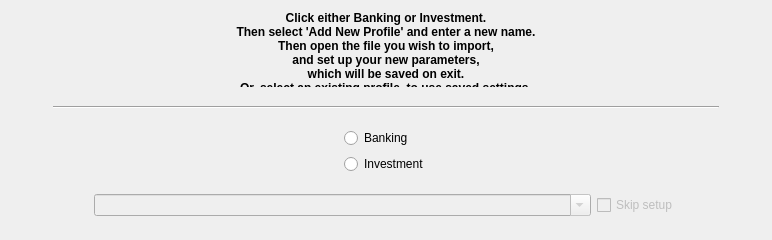
Above: kmymoney/plugins/csvimport/introwizardpage.ui from KDE/kmymoney before the change. Below: the same form after it.
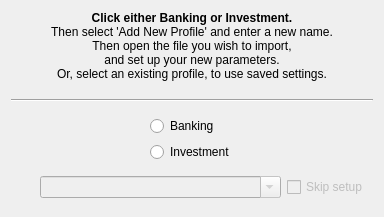
That is the form after the change. Custom widgets are drawn as their Qt base class.

Commit message:
BUG:339044 REVIEW:120260 - Fix CSV import wizard not working correctly on Windows

Conflicts:
	kmymoney/plugins/csvimport/investmentwizardpage.ui

```diff
--- a/kmymoney/plugins/csvimport/introwizardpage.ui
+++ b/kmymoney/plugins/csvimport/introwizardpage.ui
@@ -6,26 +6,14 @@
    <rect>
     <x>0</x>
     <y>0</y>
-    <width>772</width>
-    <height>240</height>
+    <width>384</width>
+    <height>217</height>
    </rect>
   </property>
-  <property name="sizePolicy">
-   <sizepolicy hsizetype="Preferred" vsizetype="Preferred">
-    <horstretch>0</horstretch>
-    <verstretch>0</verstretch>
-   </sizepolicy>
-  </property>
   <property name="minimumSize">
    <size>
     <width>0</width>
-    <height>230</height>
-   </size>
-  </property>
-  <property name="maximumSize">
-   <size>
-    <width>16777215</width>
-    <height>267</height>
+    <height>0</height>
    </size>
   </property>
   <property name="windowTitle">
@@ -33,66 +21,30 @@
   </property>
   <layout class="QGridLayout" name="gridLayout">
    <item row="0" column="0">
-    <layout class="QHBoxLayout" name="horizontalLayout" stretch="5,80,5">
-     <item>
-      <spacer name="horizontalSpacer_left">
-       <property name="orientation">
-        <enum>Qt::Horizontal</enum>
-       </property>
-       <property name="sizeHint" stdset="0">
-        <size>
-         <width>40</width>
-         <height>20</height>
-        </size>
-       </property>
-      </spacer>
-     </item>
-     <item>
-      <layout class="QVBoxLayout" name="verticalLayout_main" stretch="35,0,3,2,0,30,2,0,55,0,2">
+    <layout class="QVBoxLayout" name="verticalLayout_2" stretch="20,3,2,10,2,15,2">
        <item>
         <widget class="QLabel" name="label">
-         <property name="minimumSize">
-          <size>
-           <width>0</width>
-           <height>76</height>
-          </size>
-         </property>
-         <property name="maximumSize">
-          <size>
-           <width>16777215</width>
-           <height>90</height>
-          </size>
+       <property name="font">
+        <font>
+         <pointsize>11</pointsize>
+        </font>
          </property>
          <property name="text">
           <string>&lt;!DOCTYPE HTML PUBLIC &quot;-//W3C//DTD HTML 4.0//EN&quot; &quot;http://www.w3.org/TR/REC-html40/strict.dtd&quot;&gt;
 &lt;html&gt;&lt;head&gt;&lt;meta name=&quot;qrichtext&quot; content=&quot;1&quot; /&gt;&lt;style type=&quot;text/css&quot;&gt;
 p, li { white-space: pre-wrap; }
-&lt;/style&gt;&lt;/head&gt;&lt;body style=&quot; font-family:'Sans'; font-size:9pt; font-weight:400; font-style:normal;&quot;&gt;
-&lt;p align=&quot;center&quot; style=&quot; margin-top:0px; margin-bottom:0px; margin-left:0px; margin-right:0px; -qt-block-indent:0; text-indent:0px;&quot;&gt;&lt;span style=&quot; font-weight:600;&quot;&gt;Click either Banking or Investment.&lt;/span&gt;&lt;/p&gt;
-&lt;p align=&quot;center&quot; style=&quot; margin-top:0px; margin-bottom:0px; margin-left:0px; margin-right:0px; -qt-block-indent:0; text-indent:0px;&quot;&gt;&lt;span style=&quot; font-family:'Sans Serif'; font-weight:600;&quot;&gt;Then select 'Add New Profile' and enter a new name.&lt;/span&gt;&lt;/p&gt;
-&lt;p align=&quot;center&quot; style=&quot; margin-top:0px; margin-bottom:0px; margin-left:0px; margin-right:0px; -qt-block-indent:0; text-indent:0px;&quot;&gt;&lt;span style=&quot; font-family:'Sans Serif'; font-weight:600;&quot;&gt;Then open the file you wish to import,&lt;/span&gt;&lt;/p&gt;
-&lt;p align=&quot;center&quot; style=&quot; margin-top:0px; margin-bottom:0px; margin-left:0px; margin-right:0px; -qt-block-indent:0; text-indent:0px;&quot;&gt;&lt;span style=&quot; font-family:'Sans Serif'; font-weight:600;&quot;&gt;and set up your new parameters,&lt;/span&gt;&lt;/p&gt;
-&lt;p align=&quot;center&quot; style=&quot; margin-top:0px; margin-bottom:0px; margin-left:0px; margin-right:0px; -qt-block-indent:0; text-indent:0px;&quot;&gt;&lt;span style=&quot; font-family:'Sans Serif'; font-weight:600;&quot;&gt;which will be saved on exit.&lt;/span&gt;&lt;/p&gt;
-&lt;p align=&quot;center&quot; style=&quot; margin-top:0px; margin-bottom:0px; margin-left:0px; margin-right:0px; -qt-block-indent:0; text-indent:0px;&quot;&gt;&lt;span style=&quot; font-family:'Sans Serif'; font-weight:600;&quot;&gt;Or, select an existing profile, to use saved settings.&lt;/span&gt;&lt;/p&gt;&lt;/body&gt;&lt;/html&gt;</string>
+&lt;/style&gt;&lt;/head&gt;&lt;body style=&quot; font-family:'Ubuntu'; font-size:9pt; font-weight:400; font-style:normal;&quot;&gt;
+&lt;p align=&quot;center&quot; style=&quot; margin-top:0px; margin-bottom:0px; margin-left:0px; margin-right:0px; -qt-block-indent:0; text-indent:0px;&quot;&gt;&lt;span style=&quot; font-family:'Sans'; font-weight:600;&quot;&gt;Click either Banking or Investment.&lt;/span&gt;&lt;/p&gt;
+&lt;p align=&quot;center&quot; style=&quot; margin-top:0px; margin-bottom:0px; margin-left:0px; margin-right:0px; -qt-block-indent:0; text-indent:0px;&quot;&gt;&lt;span style=&quot; font-family:'Sans Serif';&quot;&gt;Then select 'Add New Profile' and enter a new name.&lt;/span&gt;&lt;/p&gt;
+&lt;p align=&quot;center&quot; style=&quot; margin-top:0px; margin-bottom:0px; margin-left:0px; margin-right:0px; -qt-block-indent:0; text-indent:0px;&quot;&gt;&lt;span style=&quot; font-family:'Sans Serif';&quot;&gt;Then open the file you wish to import,&lt;/span&gt;&lt;/p&gt;
+&lt;p align=&quot;center&quot; style=&quot; margin-top:0px; margin-bottom:0px; margin-left:0px; margin-right:0px; -qt-block-indent:0; text-indent:0px;&quot;&gt;&lt;span style=&quot; font-family:'Sans Serif';&quot;&gt;and set up your new parameters.&lt;/span&gt;&lt;/p&gt;
+&lt;p align=&quot;center&quot; style=&quot; margin-top:0px; margin-bottom:0px; margin-left:0px; margin-right:0px; -qt-block-indent:0; text-indent:0px;&quot;&gt;&lt;span style=&quot; font-family:'Sans Serif';&quot;&gt;Or, select an existing profile, to use saved settings.&lt;/span&gt;&lt;/p&gt;&lt;/body&gt;&lt;/html&gt;</string>
          </property>
          <property name="alignment">
           <set>Qt::AlignLeading|Qt::AlignLeft|Qt::AlignTop</set>
          </property>
         </widget>
        </item>
-       <item>
-        <spacer name="verticalSpacer_4">
-         <property name="orientation">
-          <enum>Qt::Vertical</enum>
-         </property>
-         <property name="sizeHint" stdset="0">
-          <size>
-           <width>20</width>
-           <height>40</height>
-          </size>
-         </property>
-        </spacer>
-       </item>
        <item>
         <widget class="Line" name="line_hor">
          <property name="orientation">
@@ -113,19 +65,6 @@
          </property>
         </spacer>
        </item>
-       <item>
-        <spacer name="verticalSpacer_5">
-         <property name="orientation">
-          <enum>Qt::Vertical</enum>
-         </property>
-         <property name="sizeHint" stdset="0">
-          <size>
-           <width>20</width>
-           <height>40</height>
-          </size>
-         </property>
-        </spacer>
-       </item>
        <item>
         <layout class="QHBoxLayout" name="horizontalLayout_radio">
          <item>
@@ -187,27 +126,14 @@
          </property>
          <property name="sizeHint" stdset="0">
           <size>
-           <width>20</width>
-           <height>40</height>
+         <width>98</width>
+         <height>67</height>
           </size>
          </property>
         </spacer>
        </item>
        <item>
-        <spacer name="verticalSpacer_6">
-         <property name="orientation">
-          <enum>Qt::Vertical</enum>
-         </property>
-         <property name="sizeHint" stdset="0">
-          <size>
-           <width>20</width>
-           <height>40</height>
-          </size>
-         </property>
-        </spacer>
-       </item>
-       <item>
-        <layout class="QHBoxLayout" name="horizontalLayout_combo" stretch="5,60,5,5">
+      <layout class="QHBoxLayout" name="horizontalLayout_combo" stretch="12,100,5,2">
          <item>
           <spacer name="horizontalSpacer_3">
            <property name="orientation">
@@ -268,19 +194,6 @@
          </item>
         </layout>
        </item>
-       <item>
-        <spacer name="verticalSpacer_7">
-         <property name="orientation">
-          <enum>Qt::Vertical</enum>
-         </property>
-         <property name="sizeHint" stdset="0">
-          <size>
-           <width>20</width>
-           <height>40</height>
-          </size>
-         </property>
-        </spacer>
-       </item>
        <item>
         <spacer name="verticalSpacer">
          <property name="orientation">
@@ -289,22 +202,7 @@
          <property name="sizeHint" stdset="0">
           <size>
            <width>20</width>
-           <height>40</height>
-          </size>
-         </property>
-        </spacer>
-       </item>
-      </layout>
-     </item>
-     <item>
-      <spacer name="horizontalSpacer_right">
-       <property name="orientation">
-        <enum>Qt::Horizontal</enum>
-       </property>
-       <property name="sizeHint" stdset="0">
-        <size>
-         <width>40</width>
-         <height>20</height>
+         <height>2</height>
         </size>
        </property>
       </spacer>
```
Lines whose indentation alone changed are shown as unchanged. The commit also changes 12 other files.
